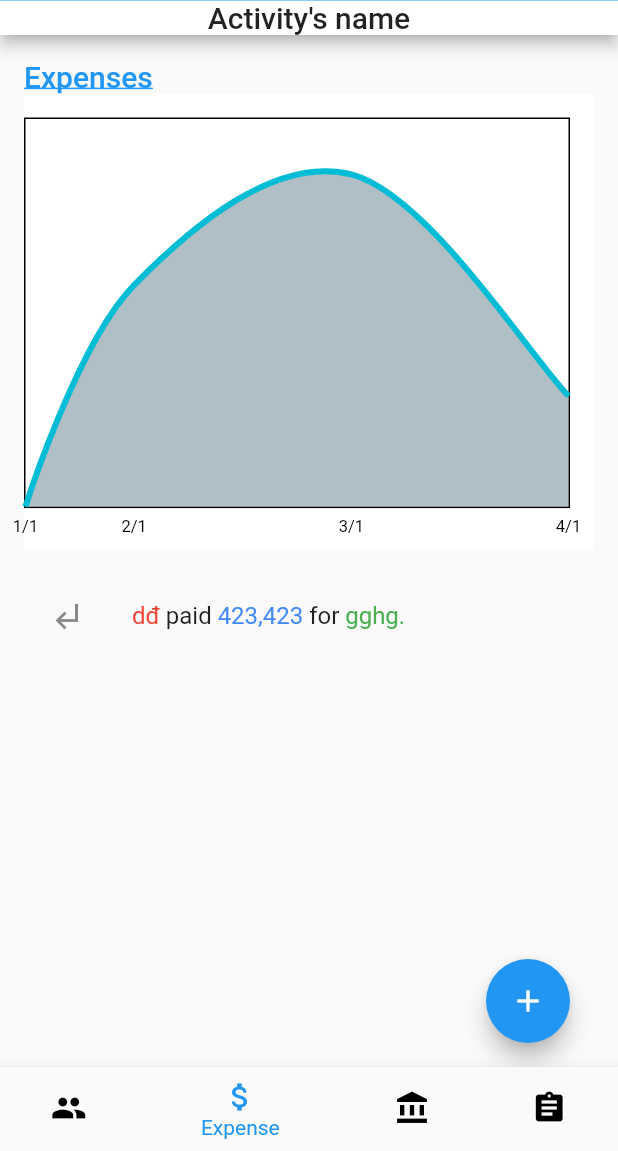
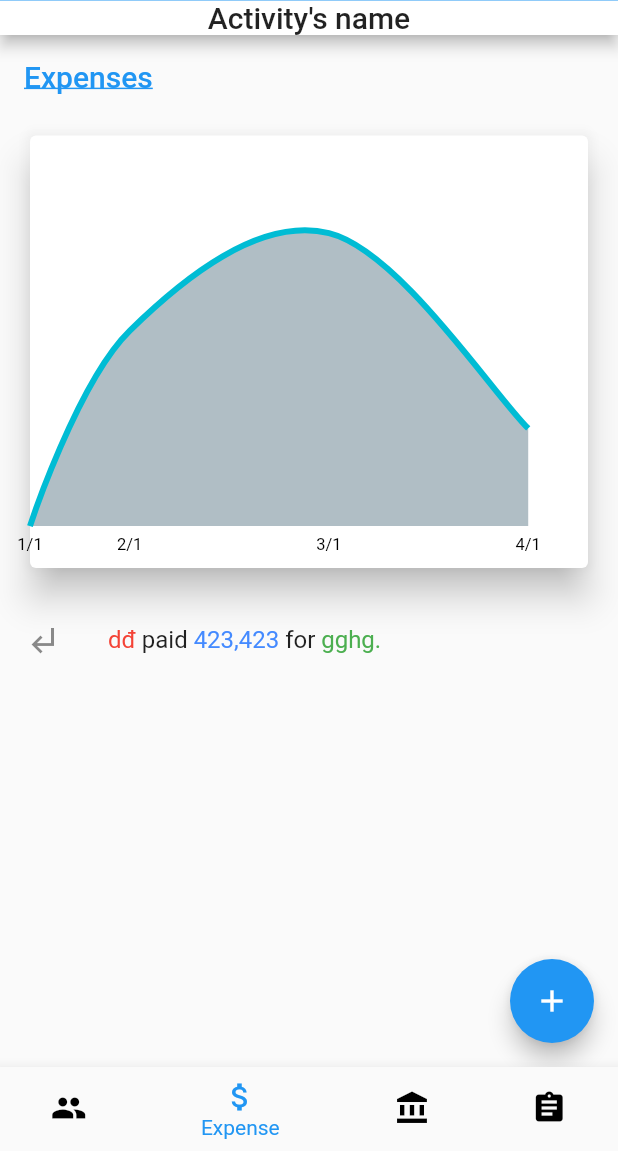
Before and after one commit to magicpro97/tinh_tien, a Flutter app: the HomePage screen opened by its route, item 2 of the bottom bar chosen, on a phone screen of 412 x 824 dp, the part 85-1236 px from its top. Run offline on Flutter 3.47's test engine with Material 2 defaults, Android fonts, the phone set to English and light mode, and no system bars; drawn by our look-alikes of fl_chart, flutter_slidable; our stand-ins replace bloc, dartz, data_connection_checker, dio, equatable, flutter_bloc and 3 more; missing offline and left inert: qr_mobile_vision; generated files the repository leaves out were written again; network calls fail.

Commit message:
Improve expenses chart

```diff
--- a/lib/app/pages/home_page/expense_tab.dart
+++ b/lib/app/pages/home_page/expense_tab.dart
@@ -35,18 +35,17 @@ class ExpenseTab extends StatelessWidget {
       body: Expanded(
         child: Scaffold(
           body: Container(
+            margin: const EdgeInsets.only(top: Dimens.SMALL_PADDING),
             child: SingleChildScrollView(
               child: Column(
                 children: <Widget>[
                   Container(
-                    padding: const EdgeInsets.fromLTRB(
-                      0,
-                      Dimens.NORMAL_PADDING,
-                      Dimens.NORMAL_PADDING,
-                      0,
+                    width: double.infinity,
+                    padding: const EdgeInsets.symmetric(
+                      horizontal: Dimens.NORMAL_PADDING,
                     ),
-                    width: double.infinity,
-                    color: Colors.white,
+                    child: Card(
+                      elevation: 10.0,
                       child: LineChart(LineChartData(
                           showingTooltipIndicators: showIndexes.map((index) {
                             return MapEntry(
@@ -64,12 +63,13 @@ class ExpenseTab extends StatelessWidget {
                               touchTooltipData: LineTouchTooltipData(
                                   tooltipBgColor: Colors.pink,
                                   tooltipRoundedRadius: 8,
-                                getTooltipItems: (
-                                    List<LineBarSpot> lineBarsSpot) {
+                                  getTooltipItems:
+                                      (List<LineBarSpot> lineBarsSpot) {
                                     return lineBarsSpot.map((lineBarSpot) {
                                       return LineTooltipItem(
                                         lineBarSpot.y.toString(),
-                                      TextStyle(color: Colors.white,
+                                        TextStyle(
+                                            color: Colors.white,
                                             fontWeight: FontWeight.bold),
                                       );
                                     }).toList();
@@ -77,8 +77,10 @@ class ExpenseTab extends StatelessWidget {
                           lineBarsData: lineBarsData,
                           minX: 0,
                           minY: 0,
-                        maxY: 35,
+                          maxY: 40,
+                          maxX: 56,
                           gridData: const FlGridData(show: false),
+                          borderData: FlBorderData(border: Border()),
                           titlesData: FlTitlesData(
                             leftTitles: const SideTitles(
                               showTitles: false,
@@ -106,6 +108,7 @@ class ExpenseTab extends StatelessWidget {
                             bottomTitle: const AxisTitle(
                                 showTitle: true, titleText: 'Date'),
                           ))),
+                    ),
                   ),
                   SizedBox(
                     height: Dimens.NORMAL_PADDING,
--- a/lib/app/pages/home_page/home_page.dart
+++ b/lib/app/pages/home_page/home_page.dart
@@ -28,6 +28,7 @@ class _HomePageState extends State<HomePage> {
   @override
   Widget build(BuildContext context) {
     return AppScaffold(
+      margin: const EdgeInsets.all(0.0),
       appBarAction: <Widget>[
         Row(
           children: <Widget>[
--- a/lib/app/pages/home_page/people_tab.dart
+++ b/lib/app/pages/home_page/people_tab.dart
@@ -2,6 +2,7 @@ import 'package:flutter/material.dart';
 import 'package:flutter_slidable/flutter_slidable.dart';
 import 'package:tinh_tien/app/widgets/action_item.dart';
 import 'package:tinh_tien/app/widgets/app_tabview.dart';
+import 'package:tinh_tien/common/dimens.dart';
 
 class PeopleTab extends StatelessWidget {
   final SlidableController slidableController = SlidableController();
@@ -10,7 +11,9 @@ class PeopleTab extends StatelessWidget {
   Widget build(BuildContext context) {
     return AppTabView(
       title: 'People',
-      body: Column(
+      body: Container(
+        margin: const EdgeInsets.symmetric(horizontal: Dimens.NORMAL_PADDING),
+        child: Column(
           crossAxisAlignment: CrossAxisAlignment.start,
           children: <Widget>[
             TextField(
@@ -26,6 +29,7 @@ class PeopleTab extends StatelessWidget {
                   (index) => _peopleItem(context, index),
             ),
           ],
+        ),
       ),
     );
   }
--- a/lib/app/widgets/app_scaffold.dart
+++ b/lib/app/widgets/app_scaffold.dart
@@ -7,6 +7,7 @@ class AppScaffold extends StatelessWidget {
   final Widget bottomNavigationBar;
   final List<Widget> appBarAction;
   final Widget bottom;
+  final EdgeInsetsGeometry margin;
 
   const AppScaffold({
     Key key,
@@ -14,6 +15,12 @@ class AppScaffold extends StatelessWidget {
     this.bottomNavigationBar,
     @required this.appBarAction,
     this.bottom,
+    this.margin = const EdgeInsets.fromLTRB(
+      Dimens.NORMAL_PADDING,
+      Dimens.NORMAL_PADDING,
+      Dimens.NORMAL_PADDING,
+      Dimens.ZERO,
+    ),
   }) : super(key: key);
 
   @override
@@ -29,12 +36,7 @@ class AppScaffold extends StatelessWidget {
       ),
       body: SafeArea(
           child: Container(
-        padding: const EdgeInsets.fromLTRB(
-          Dimens.NORMAL_PADDING,
-          Dimens.NORMAL_PADDING,
-          Dimens.NORMAL_PADDING,
-          Dimens.ZERO,
-        ),
+            margin: margin,
         child: body,
       )),
       bottomNavigationBar: bottomNavigationBar,
--- a/lib/app/widgets/app_tabview.dart
+++ b/lib/app/widgets/app_tabview.dart
@@ -1,5 +1,6 @@
 import 'package:flutter/material.dart';
 import 'package:tinh_tien/common/colors.dart';
+import 'package:tinh_tien/common/dimens.dart';
 
 class AppTabView extends StatelessWidget {
   final String title;
@@ -17,12 +18,19 @@ class AppTabView extends StatelessWidget {
       child: Column(
         crossAxisAlignment: CrossAxisAlignment.start,
         children: <Widget>[
-          Text(
-            title,
-            style: Theme.of(context).textTheme.title.apply(
-                  color: AppColors.MAIN_COLOR,
-                  decoration: TextDecoration.underline,
-                ),
+          Padding(
+            padding: const EdgeInsets.all(Dimens.NORMAL_PADDING),
+            child: Text(
+              title,
+              style: Theme
+                  .of(context)
+                  .textTheme
+                  .title
+                  .apply(
+                color: AppColors.MAIN_COLOR,
+                decoration: TextDecoration.underline,
+              ),
+            ),
           ),
           body,
         ],
```
Lines whose indentation alone changed are shown as unchanged.
